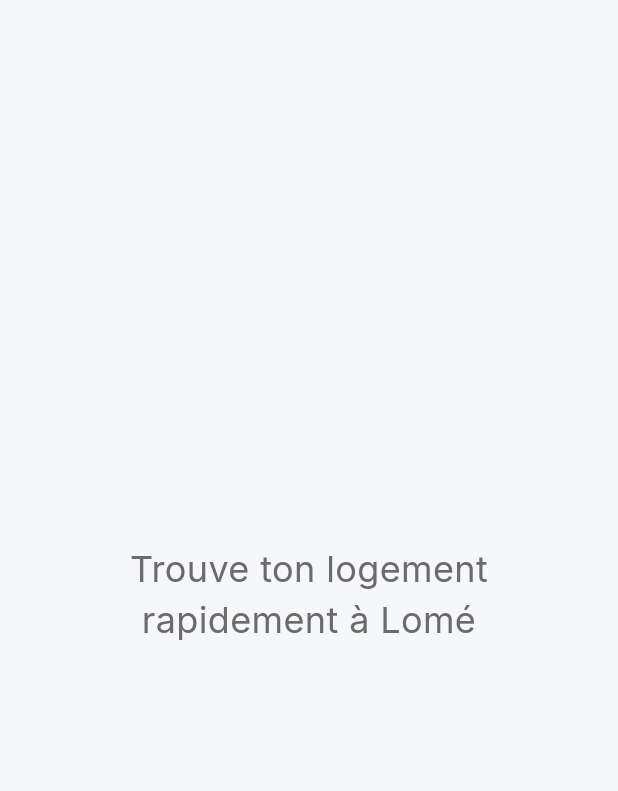
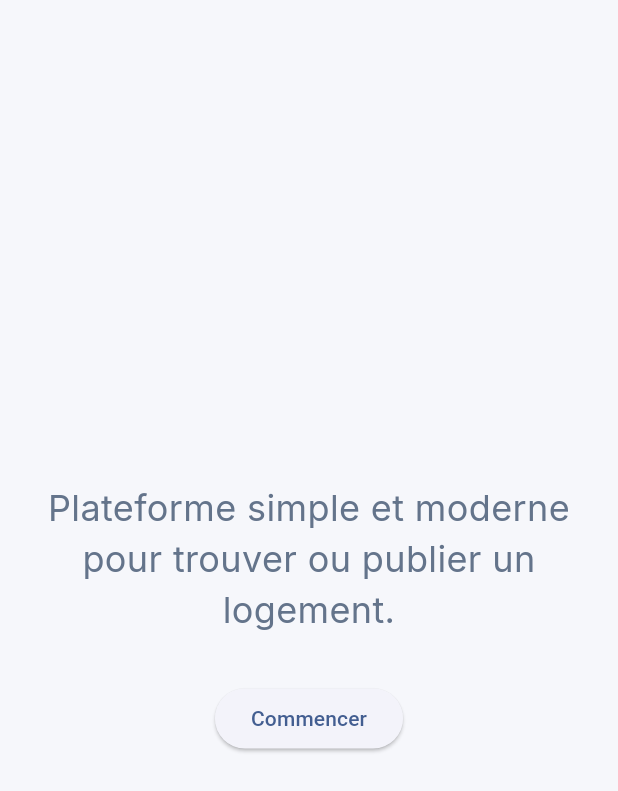
Before and after one commit to junior26-cyber/LogeMe, a Flutter app: the screen it shows after launch, on a phone screen of 412 x 824 dp. Shown: the top 791 px of the screen. Run offline on Flutter 3.47's test engine with Material 3 defaults, Android fonts, the phone set to English and light mode, and no system bars; our stand-ins replace app_links, dio, flutter_map, google_fonts, image_picker, latlong2 and 1 more; accounts and stored records are empty.

Commit message:
gestion de connexion

```diff
--- a/logeme_mobile/lib/core/constants/app_colors.dart
+++ b/logeme_mobile/lib/core/constants/app_colors.dart
@@ -1,9 +1,9 @@
 import 'package:flutter/material.dart';
 
 class AppColors {
-  static const primary = Color(0xFF1A73E8);
-  static const secondary = Color(0xFFF5F7FA);
+  static const primary = Color(0xFF0E7CFF);
+  static const secondary = Color(0xFFF6F7FB);
   static const card = Color(0xFFFFFFFF);
-  static const textPrimary = Color(0xFF1C1C1E);
-  static const textSecondary = Color(0xFF6B6B6B);
+  static const textPrimary = Color(0xFF0F172A);
+  static const textSecondary = Color(0xFF64748B);
 }
--- a/logeme_mobile/lib/core/theme/app_theme.dart
+++ b/logeme_mobile/lib/core/theme/app_theme.dart
@@ -8,6 +8,17 @@ class AppTheme {
     return ThemeData(
       scaffoldBackgroundColor: AppColors.secondary,
       colorScheme: ColorScheme.fromSeed(seedColor: AppColors.primary),
+      appBarTheme: AppBarTheme(
+        backgroundColor: Colors.white,
+        foregroundColor: AppColors.textPrimary,
+        elevation: 0.5,
+        centerTitle: true,
+        titleTextStyle: GoogleFonts.poppins(
+          color: AppColors.textPrimary,
+          fontWeight: FontWeight.w600,
+          fontSize: 18,
+        ),
+      ),
       textTheme: TextTheme(
         headlineMedium: GoogleFonts.poppins(
           color: AppColors.textPrimary,
--- a/logeme_mobile/lib/features/auth/onboarding_screen.dart
+++ b/logeme_mobile/lib/features/auth/onboarding_screen.dart
@@ -7,23 +7,20 @@ class OnboardingScreen extends StatelessWidget {
 
   @override
   Widget build(BuildContext context) {
-    final slides = [
-      'Trouve ton logement rapidement à Lomé',
-      'Contact direct propriétaire ou agence',
-      'Plateforme fiable pour Togo et Afrique de l\'Ouest',
-    ];
+    const message = 'Plateforme simple et moderne pour trouver ou publier un logement.';
 
     return Scaffold(
-      body: PageView.builder(
-        itemCount: slides.length,
-        itemBuilder: (_, i) => Padding(
+      body: Padding(
         padding: const EdgeInsets.all(24),
         child: Column(
           mainAxisAlignment: MainAxisAlignment.center,
           children: [
-              Text(slides[i], textAlign: TextAlign.center, style: const TextStyle(fontSize: 24)),
+            const Text(
+              message,
+              textAlign: TextAlign.center,
+              style: TextStyle(fontSize: 24),
+            ),
             const SizedBox(height: 32),
-              if (i == slides.length - 1)
             ElevatedButton(
               onPressed: () => Navigator.pushReplacementNamed(context, AppRouter.login),
               child: const Text('Commencer'),
@@ -31,7 +28,6 @@ class OnboardingScreen extends StatelessWidget {
           ],
         ),
       ),
-      ),
     );
   }
 }
```
Also changed, not shown: logeme_mobile/lib/features/auth/login_screen.dart (+0 -21 lines), 4 other files. Lines whose indentation alone changed are shown as unchanged.
